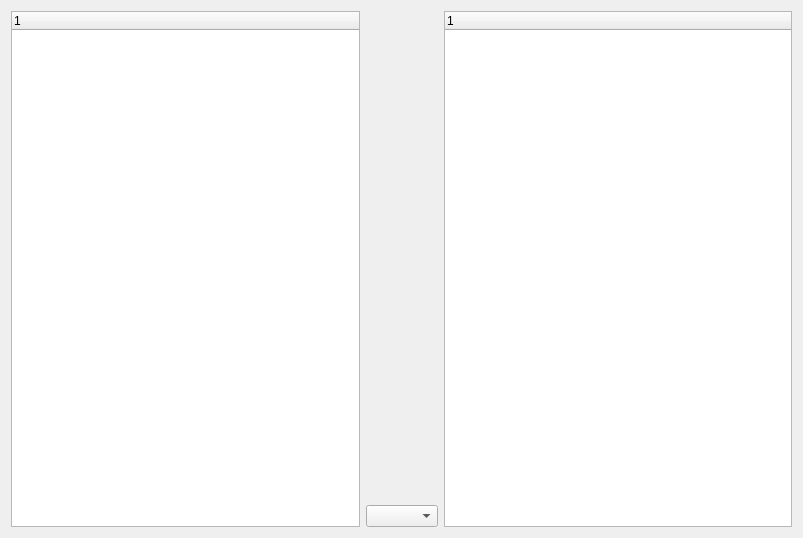
Before: the Qt Designer form utils/mc_log_gui/mc_log_tab_ui.ui in jrl-umi3218/mc_rtc, drawn with Qt 5.
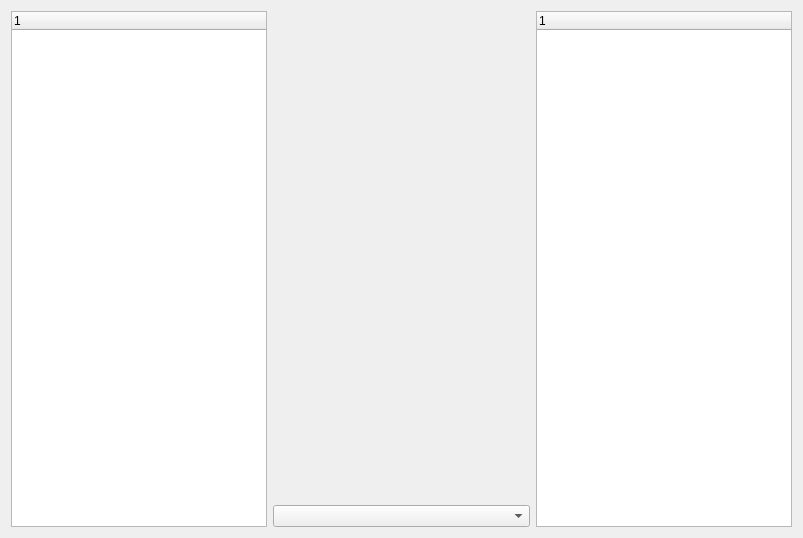
After: the same form once the commit is applied. Custom widgets are drawn as their Qt base class.

Commit message: [log GUI] Allow to lock the Y axes scale

Patch:
```diff
--- a/utils/mc_log_gui/mc_log_tab_ui.ui
+++ b/utils/mc_log_gui/mc_log_tab_ui.ui
@@ -45,7 +45,18 @@
       <widget class="PlotCanvasWithToolbar" name="canvas" native="true"/>
      </item>
      <item>
-      <widget class="QComboBox" name="xSelector"/>
+      <layout class="QHBoxLayout" name="selectorLayout">
+       <item>
+        <widget class="QComboBox" name="xSelector">
+         <property name="sizePolicy">
+          <sizepolicy hsizetype="Expanding" vsizetype="Fixed">
+           <horstretch>0</horstretch>
+           <verstretch>0</verstretch>
+          </sizepolicy>
+         </property>
+        </widget>
+       </item>
+      </layout>
      </item>
     </layout>
    </item>
```
The commit also changes 4 other files.
